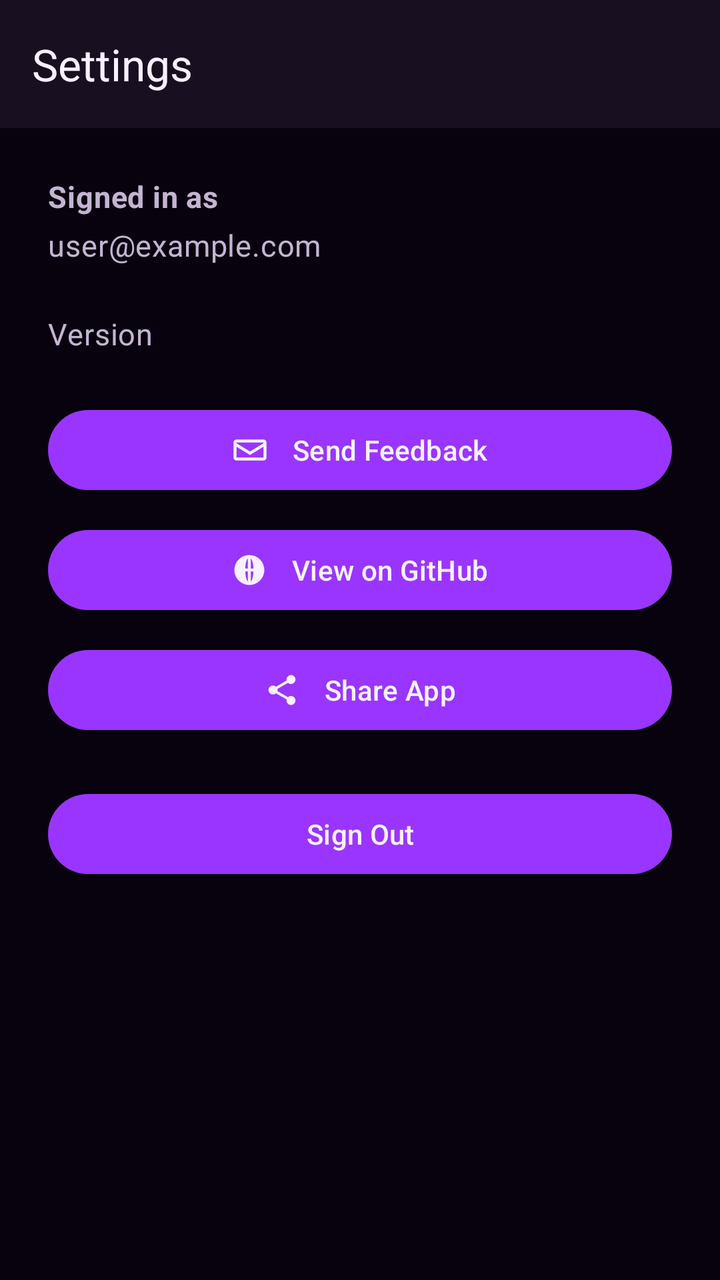
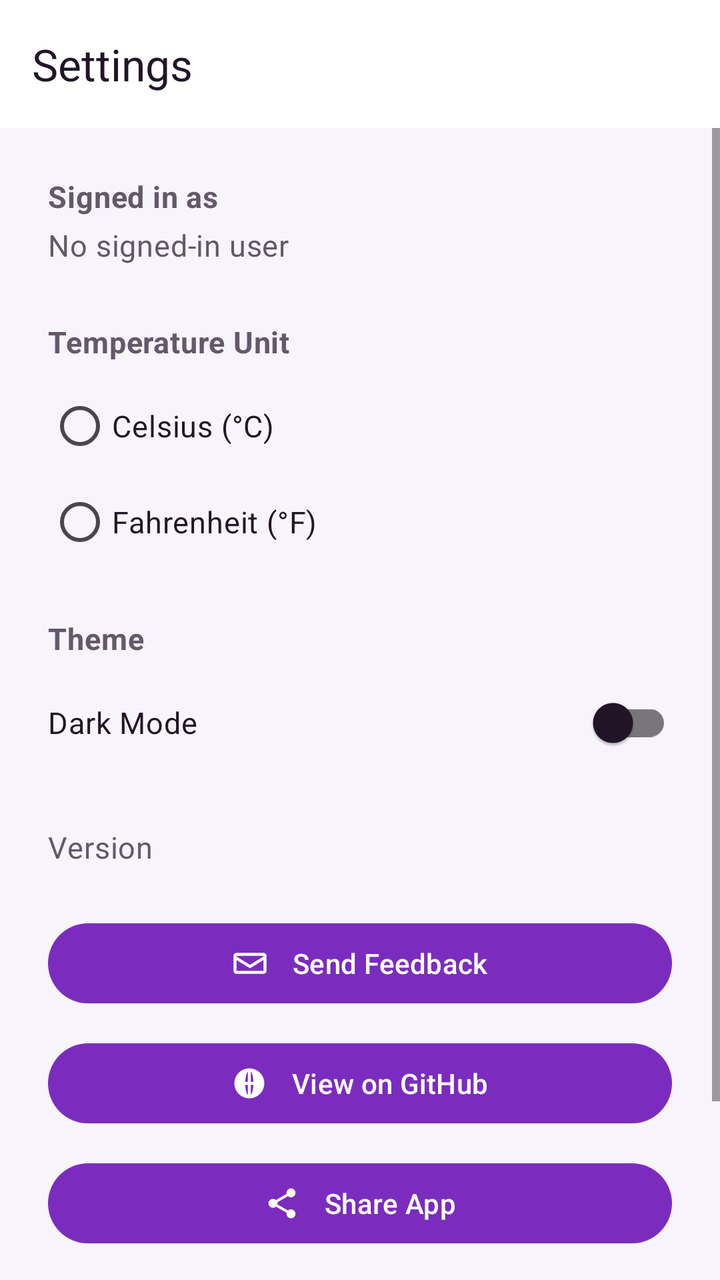

Compare the two renders of this Android layout. The source of the first and the diff that turns it into the second are given below.
<!-- AndroidManifest.xml: application theme Theme.WeatherTrio -->
<!-- res/layout/fragment_settings.xml -->
<?xml version="1.0" encoding="utf-8"?>
<LinearLayout
    xmlns:android="http://schemas.android.com/apk/res/android"
    xmlns:app="http://schemas.android.com/apk/res-auto"
    android:layout_width="match_parent"
    android:layout_height="match_parent"
    android:background="@color/background_main"
    android:orientation="vertical">

    
    <com.google.android.material.appbar.MaterialToolbar
        android:id="@+id/toolbarSettings"
        android:layout_width="match_parent"
        android:layout_height="wrap_content"
        android:background="@color/surface"
        app:title="@string/settings_title"
        app:titleTextColor="@color/text_primary" />

    
    <LinearLayout
        android:layout_width="match_parent"
        android:layout_height="0dp"
        android:layout_weight="1"
        android:orientation="vertical"
        android:padding="24dp">

        
        <TextView
            android:layout_width="wrap_content"
            android:layout_height="wrap_content"
            android:text="Signed in as"
            android:textAppearance="@style/TextAppearance.WeatherTrio.Body"
            android:textStyle="bold" />

        
        <TextView
            android:id="@+id/textSignedInEmail"
            android:layout_width="wrap_content"
            android:layout_height="wrap_content"
            android:layout_marginTop="4dp"
            android:text="user@example.com"
            android:textAppearance="@style/TextAppearance.WeatherTrio.Body" />

        
        <TextView
            android:id="@+id/textAppVersion"
            android:layout_width="wrap_content"
            android:layout_height="wrap_content"
            android:layout_marginTop="24dp"
            android:text="@string/settings_version_placeholder"
            android:textAppearance="@style/TextAppearance.WeatherTrio.Body" />

        
        <com.google.android.material.button.MaterialButton
            android:id="@+id/buttonSendFeedback"
            android:layout_width="match_parent"
            android:layout_height="wrap_content"
            android:layout_marginTop="24dp"
            android:text="@string/settings_send_feedback"
            app:icon="@drawable/ic_feedback"
            app:iconGravity="textStart"
            app:iconPadding="12dp" />

        
        <com.google.android.material.button.MaterialButton
            android:id="@+id/buttonViewWebsite"
            android:layout_width="match_parent"
            android:layout_height="wrap_content"
            android:layout_marginTop="12dp"
            android:text="@string/settings_view_website"
            app:icon="@drawable/ic_website"
            app:iconGravity="textStart"
            app:iconPadding="12dp" />

        
        <com.google.android.material.button.MaterialButton
            android:id="@+id/buttonShareApp"
            android:layout_width="match_parent"
            android:layout_height="wrap_content"
            android:layout_marginTop="12dp"
            android:text="@string/settings_share_app"
            app:icon="@drawable/ic_share"
            app:iconGravity="textStart"
            app:iconPadding="12dp" />

        
        <com.google.android.material.button.MaterialButton
            android:id="@+id/buttonSignOut"
            android:layout_width="match_parent"
            android:layout_height="wrap_content"
            android:layout_marginTop="24dp"
            android:text="Sign Out" />

    </LinearLayout>

</LinearLayout>
<!-- resources referenced by this layout -->
<resources>
  <color name="background_main">#08020E</color>
  <color name="surface">#181020</color>
  <color name="text_primary">#F8F1FF</color>
  <!-- drawable ic_feedback (drawable) -->
  <?xml version="1.0" encoding="utf-8"?>
  <vector
      xmlns:android="http://schemas.android.com/apk/res/android"
      android:width="24dp"
      android:height="24dp"
      android:viewportWidth="24"
      android:viewportHeight="24">
  
      
      <path
          android:fillColor="@android:color/white"
          android:pathData="M3,5h18c1.1,0 2,0.9 2,2v10c0,1.1 -0.9,2 -2,2H3c-1.1,0 -2,-0.9 -2,-2V7c0,-1.1 0.9,-2 2,-2zM3,7v0.5l9,5.5l9,-5.5V7H3zM21,17V9.8l-9,5.5l-9,-5.5V17h18z" />
  
  </vector>
  <!-- drawable ic_share (drawable) -->
  <?xml version="1.0" encoding="utf-8"?>
  <vector
      xmlns:android="http://schemas.android.com/apk/res/android"
      android:width="24dp"
      android:height="24dp"
      android:viewportWidth="24"
      android:viewportHeight="24">
  
      
      <path
          android:fillColor="@android:color/white"
          android:pathData="M18,16c-0.8,0 -1.5,0.3 -2,0.8L8.9,12.7c0.1,-0.2 0.1,-0.5 0.1,-0.7s0,-0.5 -0.1,-0.7L16,7.2c0.5,0.5 1.2,0.8 2,0.8a3,3 0,1 0,-3,-3c0,0.2 0,0.5 0.1,0.7L8,9.8A3,3 0,1 0,8 14.2l7.1,4.1c-0.1,0.2 -0.1,0.5 -0.1,0.7a3,3 0,1 0,3,-3z" />
  
  </vector>
  <string name="settings_send_feedback">Send Feedback</string>
  <string name="settings_share_app">Share App</string>
  <string name="settings_title">Settings</string>
  <string name="settings_version_placeholder">Version</string>
  <string name="settings_view_website">View on GitHub</string>
  <style name="TextAppearance.WeatherTrio.Body" parent="TextAppearance.Material3.BodyMedium">
  
          <item name="android:textColor">@color/text_secondary</item>
          <item name="android:textSize">15sp</item>
          <item name="android:fontFamily">sans-serif</item>
  
      </style>
  <style name="Theme.WeatherTrio" parent="Theme.Material3.Dark.NoActionBar">
  
          <item name="colorPrimary">@color/primary</item>
          <item name="colorOnPrimary">@color/text_primary</item>
  
          <item name="colorSecondary">@color/secondary</item>
          <item name="colorOnSecondary">@color/background_main</item>
  
          <item name="colorSurface">@color/surface</item>
          <item name="colorOnSurface">@color/text_primary</item>
  
          <item name="android:colorBackground">@color/background_main</item>
          <item name="android:windowBackground">@color/background_main</item>
  
          <item name="textAppearanceHeadlineMedium">@style/TextAppearance.WeatherTrio.Headline</item>
          <item name="textAppearanceBodyMedium">@style/TextAppearance.WeatherTrio.Body</item>
  
      </style>
  <color name="text_secondary">#C4B4D2</color>
  <color name="primary">#9A35FF</color>
  <color name="secondary">#00D4FF</color>
  <style name="TextAppearance.WeatherTrio.Headline" parent="TextAppearance.Material3.HeadlineMedium">
  
          <item name="android:textColor">@color/text_primary</item>
          <item name="android:textSize">28sp</item>
          <item name="android:fontFamily">sans-serif-medium</item>
  
      </style>
  <!-- unchanged entries left out for length: 1 -->
</resources>

<!-- the commit's change to res/layout/fragment_settings.xml (unified diff, before → after) -->
@@ -17,80 +17,143 @@
         app:titleTextColor="@color/text_primary" />
 
     
-    <LinearLayout
+    <ScrollView
         android:layout_width="match_parent"
         android:layout_height="0dp"
         android:layout_weight="1"
-        android:orientation="vertical"
-        android:padding="24dp">
+        android:fillViewport="true">
 
-        
-        <TextView
-            android:layout_width="wrap_content"
-            android:layout_height="wrap_content"
-            android:text="Signed in as"
-            android:textAppearance="@style/TextAppearance.WeatherTrio.Body"
-            android:textStyle="bold" />
-
-        
-        <TextView
-            android:id="@+id/textSignedInEmail"
-            android:layout_width="wrap_content"
-            android:layout_height="wrap_content"
-            android:layout_marginTop="4dp"
-            android:text="user@example.com"
-            android:textAppearance="@style/TextAppearance.WeatherTrio.Body" />
-
-        
-        <TextView
-            android:id="@+id/textAppVersion"
-            android:layout_width="wrap_content"
-            android:layout_height="wrap_content"
-            android:layout_marginTop="24dp"
-            android:text="@string/settings_version_placeholder"
-            android:textAppearance="@style/TextAppearance.WeatherTrio.Body" />
-
-        
-        <com.google.android.material.button.MaterialButton
-            android:id="@+id/buttonSendFeedback"
+        <LinearLayout
             android:layout_width="match_parent"
             android:layout_height="wrap_content"
-            android:layout_marginTop="24dp"
-            android:text="@string/settings_send_feedback"
-            app:icon="@drawable/ic_feedback"
-            app:iconGravity="textStart"
-            app:iconPadding="12dp" />
+            android:orientation="vertical"
+            android:padding="24dp">
 
-        
-        <com.google.android.material.button.MaterialButton
-            android:id="@+id/buttonViewWebsite"
-            android:layout_width="match_parent"
-            android:layout_height="wrap_content"
-            android:layout_marginTop="12dp"
-            android:text="@string/settings_view_website"
-            app:icon="@drawable/ic_website"
-            app:iconGravity="textStart"
-            app:iconPadding="12dp" />
+            
 
-        
-        <com.google.android.material.button.MaterialButton
-            android:id="@+id/buttonShareApp"
-            android:layout_width="match_parent"
-            android:layout_height="wrap_content"
-            android:layout_marginTop="12dp"
-            android:text="@string/settings_share_app"
-            app:icon="@drawable/ic_share"
-            app:iconGravity="textStart"
-            app:iconPadding="12dp" />
+            <TextView
+                android:layout_width="wrap_content"
+                android:layout_height="wrap_content"
+                android:text="@string/settings_signed_in_as"
+                android:textAppearance="@style/TextAppearance.WeatherTrio.Body"
+                android:textStyle="bold" />
 
-        
-        <com.google.android.material.button.MaterialButton
-            android:id="@+id/buttonSignOut"
-            android:layout_width="match_parent"
-            android:layout_height="wrap_content"
-            android:layout_marginTop="24dp"
-            android:text="Sign Out" />
+            
+            <TextView
+                android:id="@+id/textSignedInEmail"
+                android:layout_width="wrap_content"
+                android:layout_height="wrap_content"
+                android:layout_marginTop="4dp"
+                android:text="@string/settings_no_signed_in_user"
+                android:textAppearance="@style/TextAppearance.WeatherTrio.Body" />
 
-    </LinearLayout>
+            
+
+            <TextView
+                android:layout_width="wrap_content"
+                android:layout_height="wrap_content"
+                android:layout_marginTop="28dp"
+                android:text="@string/settings_temperature_unit"
+                android:textAppearance="@style/TextAppearance.WeatherTrio.Body"
+                android:textStyle="bold" />
+
+            
+            <RadioGroup
+                android:id="@+id/radioGroupTemperature"
+                android:layout_width="match_parent"
+                android:layout_height="wrap_content"
+                android:layout_marginTop="8dp"
+                android:orientation="vertical">
+
+                <RadioButton
+                    android:id="@+id/radioCelsius"
+                    android:layout_width="wrap_content"
+                    android:layout_height="wrap_content"
+                    android:text="@string/settings_celsius"
+                    android:textColor="@color/text_primary" />
+
+                <RadioButton
+                    android:id="@+id/radioFahrenheit"
+                    android:layout_width="wrap_content"
+                    android:layout_height="wrap_content"
+                    android:text="@string/settings_fahrenheit"
+                    android:textColor="@color/text_primary" />
+
+            </RadioGroup>
+
+            
+
+            <TextView
+                android:layout_width="wrap_content"
+                android:layout_height="wrap_content"
+                android:layout_marginTop="24dp"
+                android:text="@string/settings_theme"
+                android:textAppearance="@style/TextAppearance.WeatherTrio.Body"
+                android:textStyle="bold" />
+
+            
+            <androidx.appcompat.widget.SwitchCompat
+                android:id="@+id/switchDarkMode"
+                android:layout_width="match_parent"
+                android:layout_height="wrap_content"
+                android:layout_marginTop="8dp"
+                android:text="@string/settings_dark_mode"
+                android:textColor="@color/text_primary" />
+
+            
+
+            <TextView
+                android:id="@+id/textAppVersion"
+                android:layout_width="wrap_content"
+                android:layout_height="wrap_content"
+                android:layout_marginTop="28dp"
+                android:text="@string/settings_version_placeholder"
+                android:textAppearance="@style/TextAppearance.WeatherTrio.Body" />
+
+            
+            <com.google.android.material.button.MaterialButton
+                android:id="@+id/buttonSendFeedback"
+                android:layout_width="match_parent"
+                android:layout_height="wrap_content"
+                android:layout_marginTop="24dp"
+                android:text="@string/settings_send_feedback"
+                app:icon="@drawable/ic_feedback"
+                app:iconGravity="textStart"
+                app:iconPadding="12dp" />
+
+            
+            <com.google.android.material.button.MaterialButton
+                android:id="@+id/buttonViewWebsite"
+                android:layout_width="match_parent"
+                android:layout_height="wrap_content"
+                android:layout_marginTop="12dp"
+                android:text="@string/settings_view_website"
+                app:icon="@drawable/ic_website"
+                app:iconGravity="textStart"
+                app:iconPadding="12dp" />
+
+            
+            <com.google.android.material.button.MaterialButton
+                android:id="@+id/buttonShareApp"
+                android:layout_width="match_parent"
+                android:layout_height="wrap_content"
+                android:layout_marginTop="12dp"
+                android:text="@string/settings_share_app"
+                app:icon="@drawable/ic_share"
+                app:iconGravity="textStart"
+                app:iconPadding="12dp" />
+
+            
+            <com.google.android.material.button.MaterialButton
+                android:id="@+id/buttonSignOut"
+                android:layout_width="match_parent"
+                android:layout_height="wrap_content"
+                android:layout_marginTop="24dp"
+                android:layout_marginBottom="24dp"
+                android:text="@string/settings_sign_out" />
+
+        </LinearLayout>
+
+    </ScrollView>
 
 </LinearLayout>
<!-- resource entries referenced after the edit -->
@@ -1,8 +1,8 @@
 <!-- resources referenced by this layout -->
 <resources>
-  <color name="background_main">#08020E</color>
-  <color name="surface">#181020</color>
-  <color name="text_primary">#F8F1FF</color>
+  <color name="background_main">#F8F4FC</color>
+  <color name="surface">#FFFFFF</color>
+  <color name="text_primary">#211527</color>
   <!-- drawable ic_feedback (drawable) -->
   <?xml version="1.0" encoding="utf-8"?>
   <vector
@@ -33,8 +33,16 @@
           android:pathData="M18,16c-0.8,0 -1.5,0.3 -2,0.8L8.9,12.7c0.1,-0.2 0.1,-0.5 0.1,-0.7s0,-0.5 -0.1,-0.7L16,7.2c0.5,0.5 1.2,0.8 2,0.8a3,3 0,1 0,-3,-3c0,0.2 0,0.5 0.1,0.7L8,9.8A3,3 0,1 0,8 14.2l7.1,4.1c-0.1,0.2 -0.1,0.5 -0.1,0.7a3,3 0,1 0,3,-3z" />
   
   </vector>
+  <string name="settings_celsius">Celsius (°C)</string>
+  <string name="settings_dark_mode">Dark Mode</string>
+  <string name="settings_fahrenheit">Fahrenheit (°F)</string>
+  <string name="settings_no_signed_in_user">No signed-in user</string>
   <string name="settings_send_feedback">Send Feedback</string>
   <string name="settings_share_app">Share App</string>
+  <string name="settings_sign_out">Sign Out</string>
+  <string name="settings_signed_in_as">Signed in as</string>
+  <string name="settings_temperature_unit">Temperature Unit</string>
+  <string name="settings_theme">Theme</string>
   <string name="settings_title">Settings</string>
   <string name="settings_version_placeholder">Version</string>
   <string name="settings_view_website">View on GitHub</string>
@@ -45,13 +53,13 @@
           <item name="android:fontFamily">sans-serif</item>
   
       </style>
-  <style name="Theme.WeatherTrio" parent="Theme.Material3.Dark.NoActionBar">
+  <style name="Theme.WeatherTrio" parent="Theme.Material3.DayNight.NoActionBar">
   
           <item name="colorPrimary">@color/primary</item>
-          <item name="colorOnPrimary">@color/text_primary</item>
+          <item name="colorOnPrimary">@color/on_primary</item>
   
           <item name="colorSecondary">@color/secondary</item>
-          <item name="colorOnSecondary">@color/background_main</item>
+          <item name="colorOnSecondary">@color/on_secondary</item>
   
           <item name="colorSurface">@color/surface</item>
           <item name="colorOnSurface">@color/text_primary</item>
@@ -63,9 +71,11 @@
           <item name="textAppearanceBodyMedium">@style/TextAppearance.WeatherTrio.Body</item>
   
       </style>
-  <color name="text_secondary">#C4B4D2</color>
-  <color name="primary">#9A35FF</color>
-  <color name="secondary">#00D4FF</color>
+  <color name="text_secondary">#64586B</color>
+  <color name="primary">#7B2CBF</color>
+  <color name="on_primary">#FFFFFF</color>
+  <color name="secondary">#007C91</color>
+  <color name="on_secondary">#FFFFFF</color>
   <style name="TextAppearance.WeatherTrio.Headline" parent="TextAppearance.Material3.HeadlineMedium">
   
           <item name="android:textColor">@color/text_primary</item>
